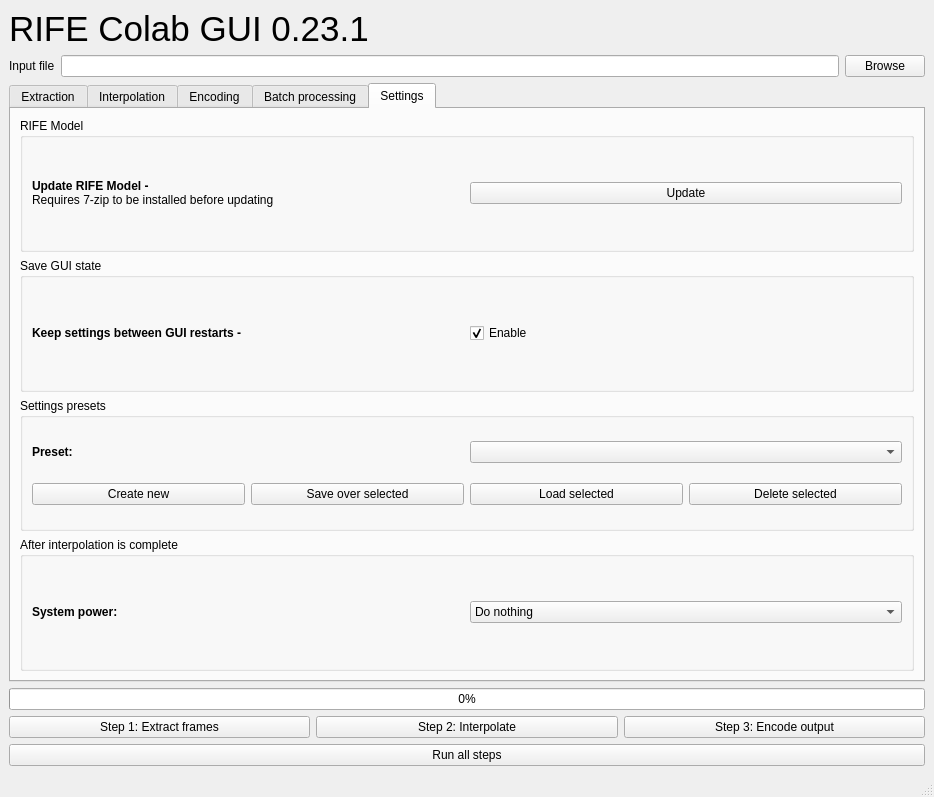
Before: the Qt Designer form main_gui.ui in HeylonNHP/RIFE-Colab, drawn with Qt 5.
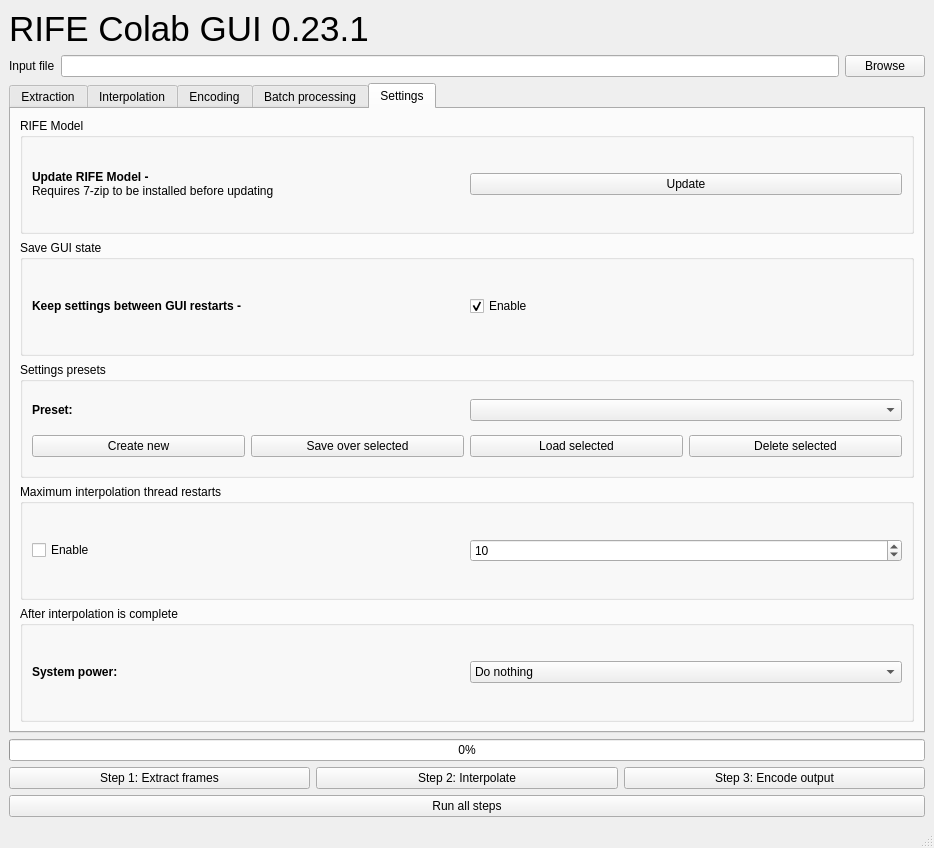
After: the same form once the commit is applied. The open tabs and pages were chosen to show the change. Custom widgets are drawn as their Qt base class.

Commit message: Add limit maximum backup thread restarts option to UI

What changed in the file:
```diff
--- a/main_gui.ui
+++ b/main_gui.ui
@@ -7,7 +7,7 @@
     <x>0</x>
     <y>0</y>
     <width>934</width>
-    <height>797</height>
+    <height>848</height>
    </rect>
   </property>
   <property name="windowTitle">
@@ -1028,6 +1028,32 @@
           </layout>
          </widget>
         </item>
+        <item>
+         <widget class="QGroupBox" name="groupBox_10">
+          <property name="title">
+           <string>Maximum interpolation thread restarts</string>
+          </property>
+          <layout class="QGridLayout" name="gridLayout_11">
+           <item row="0" column="0">
+            <widget class="QCheckBox" name="threadRestartsMaxCheckbox">
+             <property name="text">
+              <string>Enable</string>
+             </property>
+            </widget>
+           </item>
+           <item row="0" column="1">
+            <widget class="QSpinBox" name="threadRestartsMaxSpinBox">
+             <property name="maximum">
+              <number>999999999</number>
+             </property>
+             <property name="value">
+              <number>10</number>
+             </property>
+            </widget>
+           </item>
+          </layout>
+         </widget>
+        </item>
         <item>
          <widget class="QGroupBox" name="groupBox_9">
           <property name="title">
```
Left out of the diff: 2 changed lines with no effect on the pictures. The commit also changes 3 other files.
